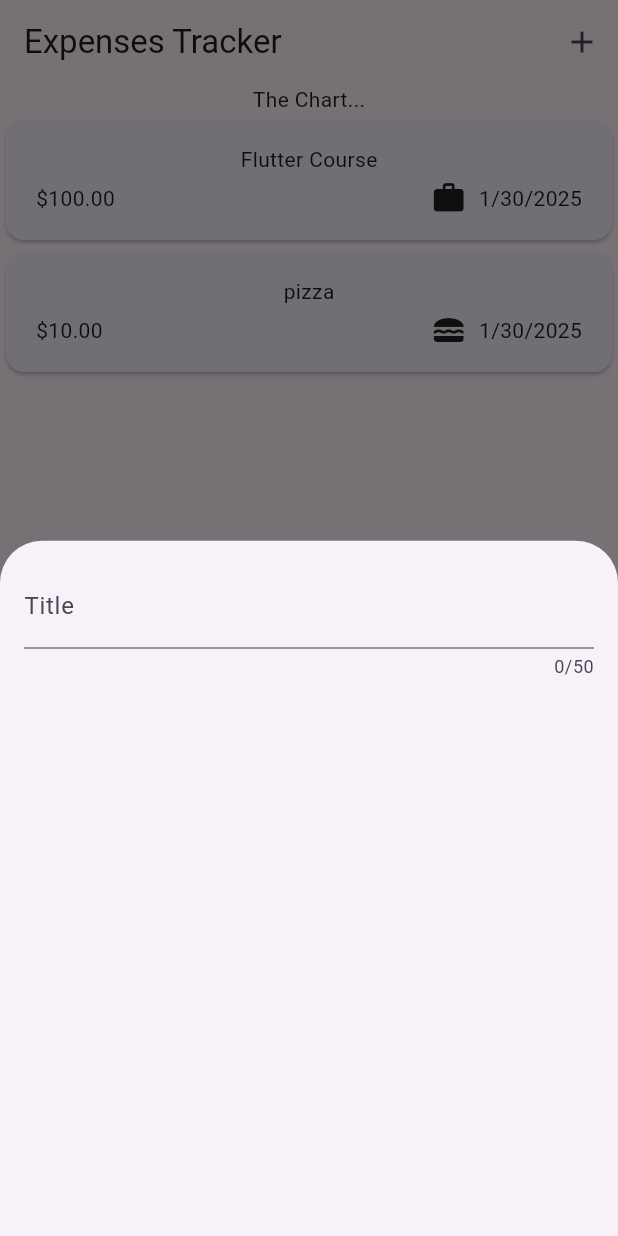
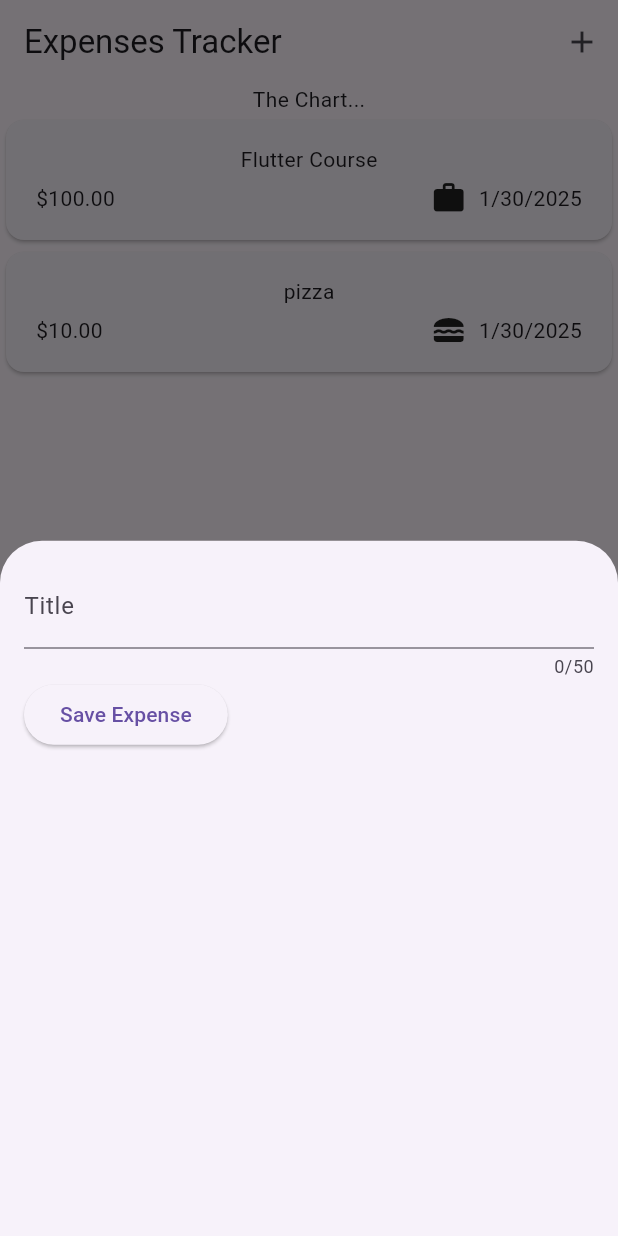
Before and after one commit to prithvirajbaral/expense_tracker_app, a Flutter app: the screen it shows after launch, after a tap on the "add" icon, on a phone screen of 412 x 824 dp. Run offline on Flutter 3.47's test engine with Material 3 defaults, Android fonts, the phone set to English and light mode, and no system bars.

Commit message:
for testing either my save expense button working or not

```diff
--- a/lib/widgets/new_expense.dart
+++ b/lib/widgets/new_expense.dart
@@ -10,17 +10,32 @@ class NewExpense extends StatefulWidget {
 }
 
 class _NewExpenseState extends State<NewExpense> {
+  var _enteredValue = '';
+
+  void _saveTittleInput(String inputValue) {
+    _enteredValue = inputValue;
+  }
+
   @override
   Widget build(BuildContext context) {
-    return const Padding(
-      padding: EdgeInsets.all(16),
+    return Padding(
+      padding: const EdgeInsets.all(16),
       child: Column(
         children: [
           TextField(
+            onChanged: _saveTittleInput,
             maxLength: 50,
-            decoration: InputDecoration(
-              label: Text('Title')
-            ),
+            decoration: const InputDecoration(label: Text('Title')),
+          ),
+          Row(
+            children: [
+              ElevatedButton(
+                onPressed: () {
+                  print(_enteredValue);
+                },
+                child: const Text("Save Expense"),
+              )
+            ],
           )
         ],
       ),
```
